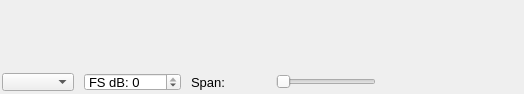
First picture: the form in application/spectrumwidget.ui, repository oldscienceguy/PebbleSDR, before the edit.
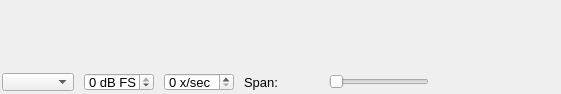
Second picture: the form after the edit.

```diff
--- a/application/spectrumwidget.ui
+++ b/application/spectrumwidget.ui
@@ -235,13 +235,13 @@
           <widget class="QSpinBox" name="maxDbBox">
            <property name="minimumSize">
             <size>
-             <width>90</width>
+             <width>0</width>
              <height>0</height>
             </size>
            </property>
            <property name="maximumSize">
             <size>
-             <width>16777215</width>
+             <width>70</width>
              <height>18</height>
             </size>
            </property>
@@ -250,8 +250,11 @@
              <pointsize>10</pointsize>
             </font>
            </property>
+           <property name="suffix">
+            <string> dB FS</string>
+           </property>
            <property name="prefix">
-            <string>FS dB: </string>
+            <string/>
            </property>
            <property name="minimum">
             <number>-140</number>
@@ -267,6 +270,27 @@
            </property>
           </widget>
          </item>
+         <item>
+          <widget class="QSpinBox" name="updatesPerSec">
+           <property name="maximumSize">
+            <size>
+             <width>70</width>
+             <height>18</height>
+            </size>
+           </property>
+           <property name="font">
+            <font>
+             <pointsize>10</pointsize>
+            </font>
+           </property>
+           <property name="suffix">
+            <string> x/sec</string>
+           </property>
+           <property name="prefix">
+            <string/>
+           </property>
+          </widget>
+         </item>
          <item>
           <widget class="QLabel" name="zoomLabel">
            <property name="minimumSize">
```
